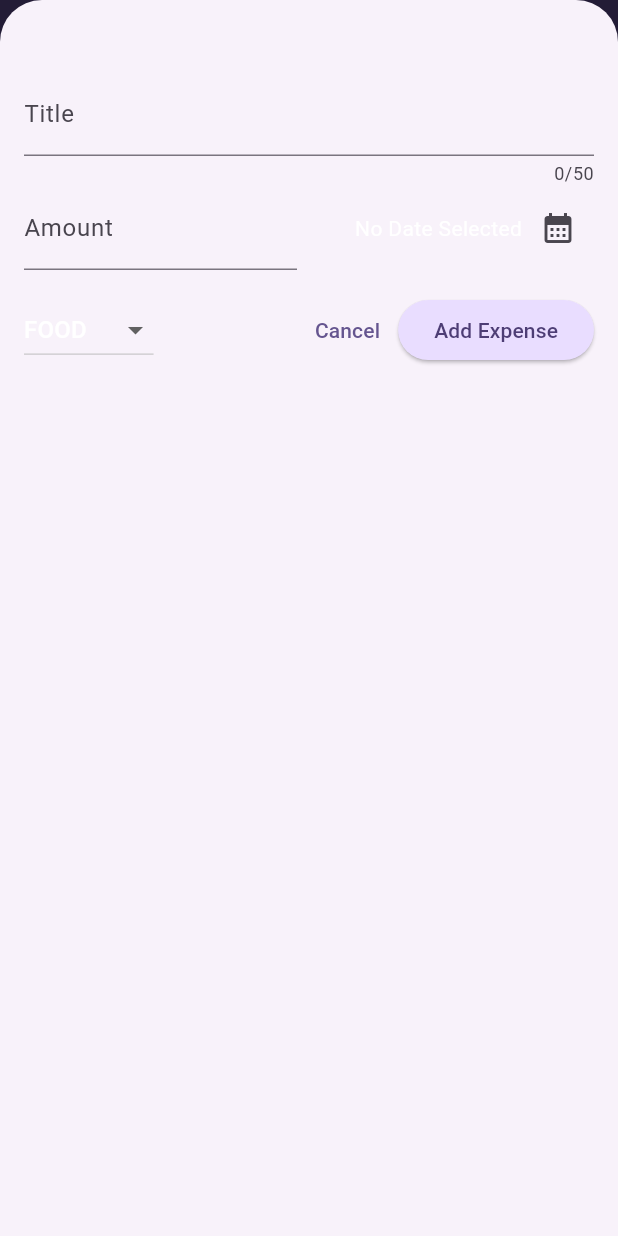
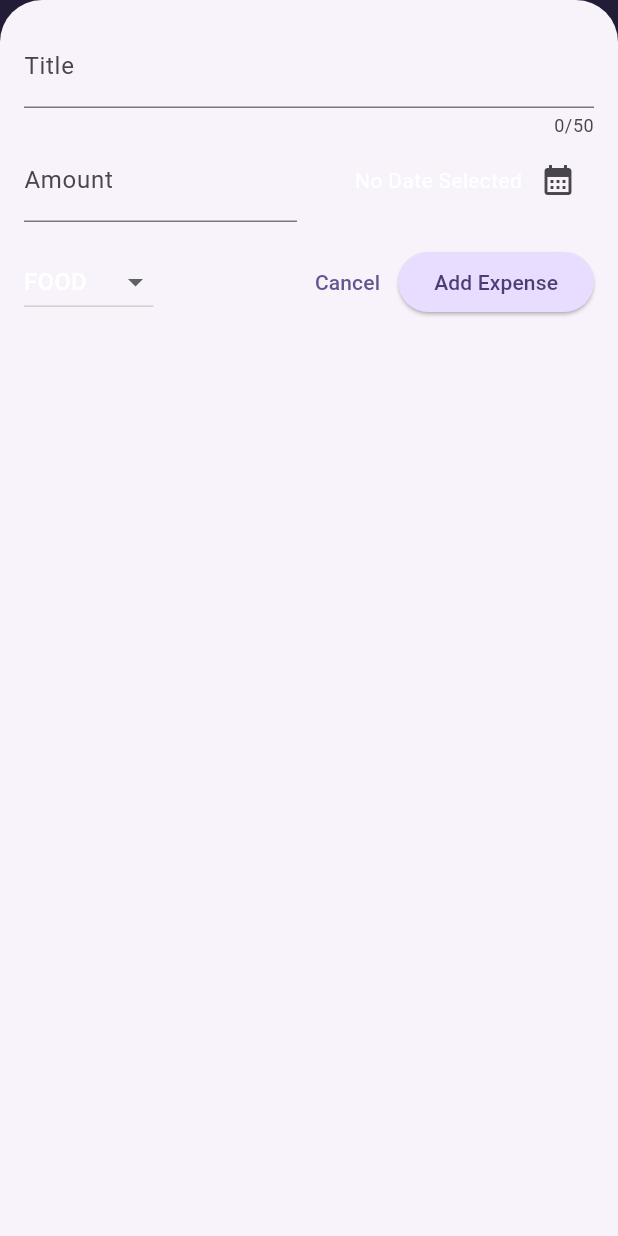
Before and after one commit to RifqiMalik29/Learn-Flutter, a Flutter app: the screen it shows after launch, after a tap on the "add" icon, on a phone screen of 412 x 824 dp. Run offline on Flutter 3.47's test engine with Material 3 defaults, Android fonts, the phone set to English and light mode, and no system bars.

```diff
--- a/lib/section_three/widgets/expenses/expenses.dart
+++ b/lib/section_three/widgets/expenses/expenses.dart
@@ -68,6 +68,10 @@ class _ExpensesState extends State<Expenses> {
 
   void _openAddExpenseOverlay() {
     showModalBottomSheet(
+      // useSafeArea agar tidak menimpa area yang tidak boleh di sentuh
+      // seperti notch, home indicator, dll
+      // tapi di widget Scaffold sudah ada useSafeArea otomatis
+      useSafeArea: true,
       context: context,
       isScrollControlled: true,
       builder: (ctx) => NewExpense(
--- a/lib/section_three/widgets/expenses/new_expense.dart
+++ b/lib/section_three/widgets/expenses/new_expense.dart
@@ -114,7 +114,7 @@ class _NewExpenseState extends State<NewExpense> {
       height: double.infinity,
       child: SingleChildScrollView(
         child: Padding(
-          padding: EdgeInsetsGeometry.fromLTRB(16, 48, 16, keyboardSpace + 16),
+          padding: EdgeInsetsGeometry.fromLTRB(16, 16, 16, keyboardSpace + 16),
           child: Column(
             children: [
               TextField(
```
